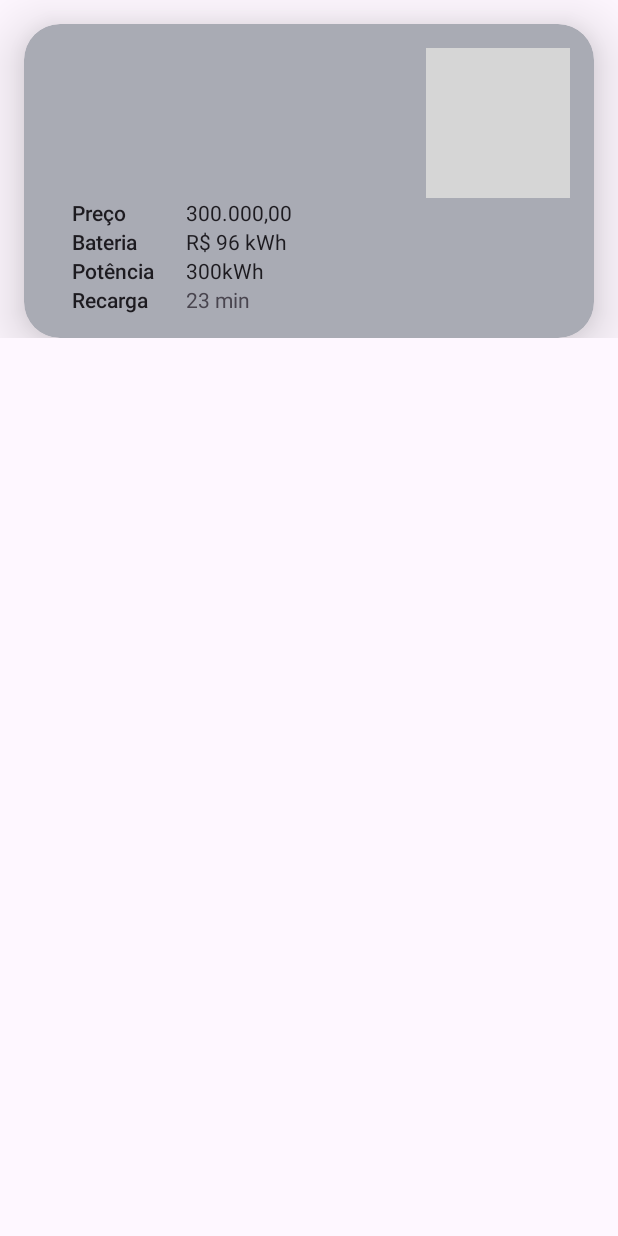
After one commit to theG0ulart/dio-android-firstApp, an Android app: the layout carro_item.xml on its own in the app's theme, with its tools: preview values and no code run, on a phone screen of 412 x 824 dp. The commit adds this screen. Run offline under Robolectric (Android 15) with nearby library versions, the phone set to English and light mode, and no system bars; grey boxes are pictures that could not be loaded.

Commit message:
:tada: Inicialização do Primeiro App com Kotlin + Android JetPack

```diff
--- a/app/src/main/java/edu/wearedev/firstapp/CalcularAutonomiaActivity.kt
+++ b/app/src/main/java/edu/wearedev/firstapp/presentation/CalcularAutonomiaActivity.kt
@@ -1,12 +1,12 @@
-package edu.wearedev.firstapp
+package edu.wearedev.firstapp.presentation
 
-import android.content.Intent
 import android.os.Bundle
 import android.widget.Button
 import android.widget.EditText
 import android.widget.ImageView
 import android.widget.TextView
 import androidx.appcompat.app.AppCompatActivity
+import edu.wearedev.firstapp.R
 
 class CalcularAutonomiaActivity : AppCompatActivity() {
 
--- a/app/src/main/res/layout/activity_calcular_autonomia.xml
+++ b/app/src/main/res/layout/activity_calcular_autonomia.xml
@@ -11,6 +11,7 @@
         android:layout_height="wrap_content"
         android:layout_marginStart="16dp"
         android:layout_marginTop="16dp"
+        android:background="?attr/selectableItemBackgroundBorderless"
         app:layout_constraintStart_toStartOf="parent"
         app:layout_constraintTop_toTopOf="parent"
         app:srcCompat="@drawable/ic_close" />
--- /dev/null
+++ b/app/src/main/res/layout/carro_item.xml
@@ -0,0 +1,118 @@
+<?xml version="1.0" encoding="utf-8"?>
+<androidx.constraintlayout.widget.ConstraintLayout xmlns:android="http://schemas.android.com/apk/res/android"
+    android:layout_width="match_parent"
+    android:layout_height="wrap_content"
+    xmlns:app="http://schemas.android.com/apk/res-auto">
+
+    <androidx.cardview.widget.CardView
+        android:id="@+id/cv_card"
+        android:layout_width="0dp"
+        android:layout_height="wrap_content"
+        android:layout_margin="16dp"
+        app:cardBackgroundColor="@color/material_dynamic_neutral_variant70"
+        app:cardCornerRadius="24dp"
+        app:cardElevation="24dp"
+        app:contentPadding="16dp"
+        app:layout_constraintEnd_toEndOf="parent"
+        app:layout_constraintStart_toStartOf="parent"
+        app:layout_constraintTop_toTopOf="parent">
+
+
+        <androidx.constraintlayout.widget.ConstraintLayout
+            android:id="@+id/cl_card_content"
+            android:layout_width="match_parent"
+            android:layout_height="wrap_content">
+
+            <ImageView
+                android:id="@+id/iv_image"
+                android:layout_width="wrap_content"
+                android:layout_height="100dp"
+                android:src="@drawable/red_car"
+                app:layout_constraintEnd_toEndOf="parent"
+                app:layout_constraintLeft_toLeftOf="parent"
+                app:layout_constraintTop_toTopOf="parent" />
+
+            <TextView
+                android:id="@+id/tv_preco"
+                style="@style/TextAppearance.AppCompat.Body2"
+                android:layout_width="60dp"
+                android:layout_height="wrap_content"
+                android:layout_marginStart="16dp"
+                android:text="@string/preco"
+                app:layout_constraintStart_toStartOf="parent"
+                app:layout_constraintTop_toBottomOf="@id/iv_image" />
+
+            <TextView
+                android:id="@+id/tv_preco_value"
+                style="@style/TextAppearance.AppCompat.Body1"
+                android:layout_width="wrap_content"
+                android:layout_height="wrap_content"
+                android:layout_marginStart="16dp"
+                android:text="@string/preco_value"
+                app:layout_constraintStart_toEndOf="@id/tv_preco"
+                app:layout_constraintTop_toBottomOf="@id/iv_image" />
+
+            <TextView
+                android:id="@+id/tv_bateria"
+                style="@style/TextAppearance.AppCompat.Body2"
+                android:layout_width="60dp"
+                android:layout_height="wrap_content"
+                android:layout_marginStart="16dp"
+                android:text="@string/bateria"
+                app:layout_constraintStart_toStartOf="parent"
+                app:layout_constraintTop_toBottomOf="@id/tv_preco" />
+
+            <TextView
+                android:id="@+id/tv_bateria_value"
+                style="@style/TextAppearance.AppCompat.Body1"
+                android:layout_width="wrap_content"
+                android:layout_height="wrap_content"
+                android:layout_marginStart="16dp"
+                android:text="@string/bateria_value"
+                app:layout_constraintStart_toEndOf="@id/tv_bateria"
+                app:layout_constraintTop_toBottomOf="@id/tv_preco" />
+
+            <TextView
+                android:id="@+id/tv_potencia"
+                style="@style/TextAppearance.AppCompat.Body2"
+                android:layout_width="60dp"
+                android:layout_height="wrap_content"
+                android:layout_marginStart="16dp"
+                android:text="@string/potencia"
+                app:layout_constraintStart_toStartOf="parent"
+                app:layout_constraintTop_toBottomOf="@id/tv_bateria" />
+
+            <TextView
+                android:id="@+id/tv_potencia_value"
+                style="@style/TextAppearance.AppCompat.Body1"
+                android:layout_width="wrap_content"
+                android:layout_height="wrap_content"
+                android:layout_marginStart="16dp"
+                android:text="@string/potencia_value"
+                app:layout_constraintStart_toEndOf="@id/tv_potencia"
+                app:layout_constraintTop_toBottomOf="@id/tv_bateria" />
+
+            <TextView
+                android:id="@+id/tv_recarga"
+                style="@style/TextAppearance.AppCompat.Body2"
+                android:layout_width="60dp"
+                android:layout_height="wrap_content"
+                android:layout_marginStart="16dp"
+                android:text="@string/recarga"
+                app:layout_constraintStart_toStartOf="parent"
+                app:layout_constraintTop_toBottomOf="@id/tv_potencia" />
+
+            <TextView
+                android:id="@+id/tv_recarga_value"
+                android:layout_width="wrap_content"
+                android:layout_height="wrap_content"
+                android:layout_marginStart="16dp"
+                android:text="@string/recarga_value"
+                app:layout_constraintStart_toEndOf="@id/tv_recarga"
+                app:layout_constraintTop_toBottomOf="@id/tv_potencia" />
+
+        </androidx.constraintlayout.widget.ConstraintLayout>
+
+    </androidx.cardview.widget.CardView>
+
+</androidx.constraintlayout.widget.ConstraintLayout>
--- /dev/null
+++ b/app/src/main/res/values/string_array.xml
@@ -0,0 +1,2 @@
+<?xml version="1.0" encoding="utf-8"?>
+<resources></resources>
```
Also changed, not shown: app/src/main/AndroidManifest.xml (+5 -4 lines), app/src/main/java/edu/wearedev/firstapp/presentation/MainActivity.kt (renamed from app/src/main/java/edu/wearedev/firstapp/MainActivity.kt, +17 -8 lines), app/src/main/java/edu/wearedev/firstapp/presentation/adapter/CarAdapter.kt (added, +35 -0 lines), app/src/main/res/layout/activity_main.xml (+11 -95 lines).
